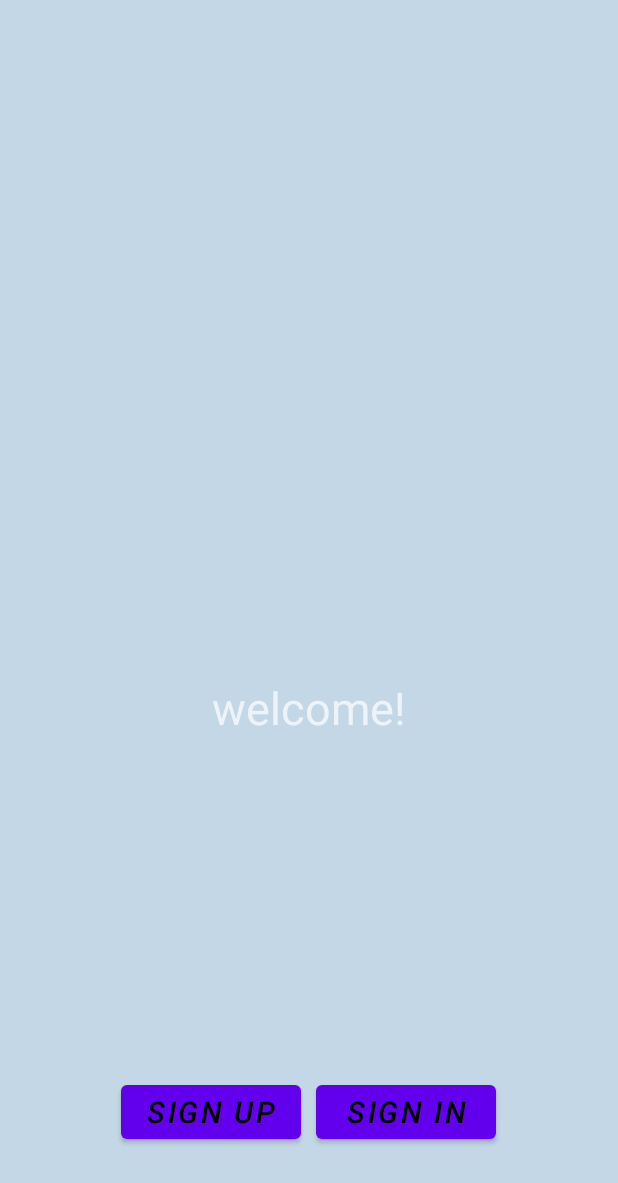
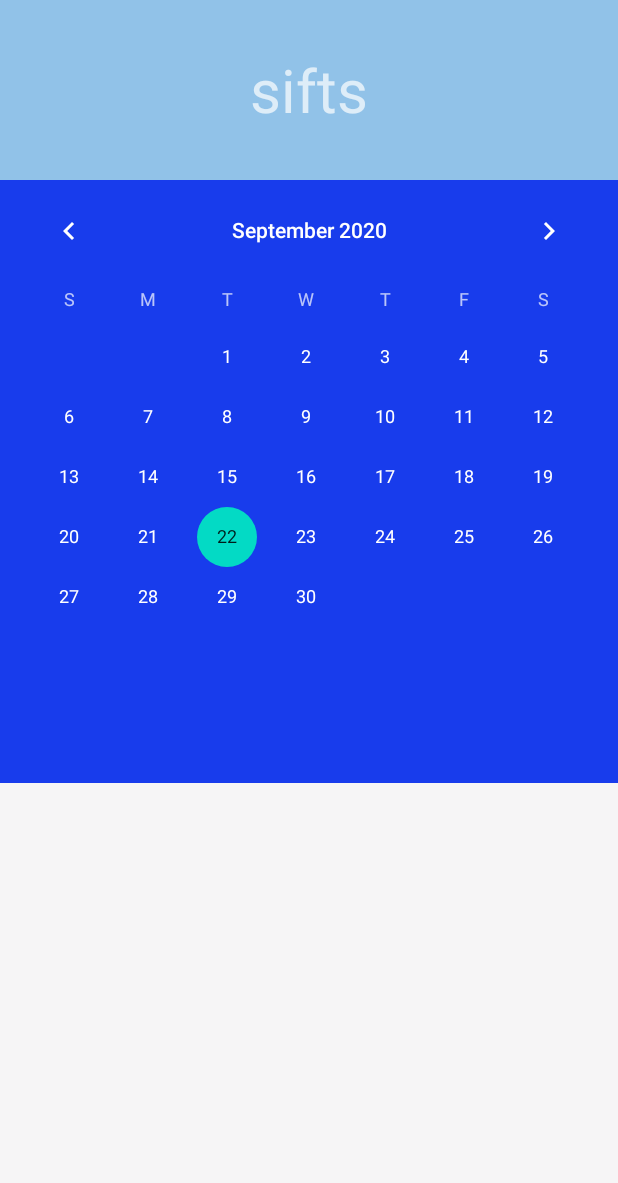
Before and after one commit to nadav1996700/shiftData, an Android app: the screen it shows after launch (Activity_Entrance before the commit, Activity_Shifts after it), on a phone screen of 412 x 824 dp. Shown: the top 1183 px of the screen. Run offline under Robolectric (Android 15) with nearby library versions, the light colour scheme and no system bars; our stand-ins replace Firebase (no records; nobody signed in at launch, a user with empty details on screens opened directly).

Commit message:
work on fragments

```diff
--- a/app/build.gradle
+++ b/app/build.gradle
@@ -27,6 +27,7 @@ dependencies {
     implementation fileTree(dir: "libs", include: ["*.jar"])
     implementation 'androidx.appcompat:appcompat:1.2.0'
     implementation 'androidx.constraintlayout:constraintlayout:2.0.1'
+    implementation 'androidx.legacy:legacy-support-v4:1.0.0'
     testImplementation 'junit:junit:4.12'
     androidTestImplementation 'androidx.test.ext:junit:1.1.2'
     androidTestImplementation 'androidx.test.espresso:espresso-core:3.3.0'
--- a/app/src/main/java/src/Activities/Activity_Entrance.java
+++ b/app/src/main/java/src/Activities/Activity_Entrance.java
@@ -9,6 +9,7 @@ import androidx.appcompat.app.AppCompatActivity;
 
 import com.example.src.R;
 
+import src.Utils.My_Firebase;
 import src.Utils.My_images;
 
 public class Activity_Entrance extends AppCompatActivity {
--- a/app/src/main/java/src/Activities/Activity_Shifts.java
+++ b/app/src/main/java/src/Activities/Activity_Shifts.java
@@ -1,23 +1,44 @@
 package src.Activities;
 
+import android.os.Bundle;
+
 import androidx.appcompat.app.AppCompatActivity;
-
-import android.content.Intent;
-import android.os.Bundle;
-import android.widget.TextView;
+import androidx.fragment.app.Fragment;
+import androidx.fragment.app.FragmentTransaction;
 
 import com.example.src.R;
 
-public class Activity_Shifts extends AppCompatActivity {
+import src.fragments.CallBack_ShiftActivity;
+import src.fragments.Fragment_calender;
+import src.fragments.Fragment_shifts;
 
-    public static final String EXTRA_ID = "EXTRA_ID";
+public class Activity_Shifts extends AppCompatActivity implements CallBack_ShiftActivity {
+
+    private Fragment_shifts fragment_shifts;
+    private Fragment_calender fragment_calender;
 
     @Override
     protected void onCreate(Bundle savedInstanceState) {
         super.onCreate(savedInstanceState);
         setContentView(R.layout.activity_shifts);
 
-        Intent intent = getIntent();
-        String id = intent.getStringExtra(EXTRA_ID);
+        fragment_calender = Fragment_calender.newInstance();
+        fragment_calender.setCallBack_shiftActivity(this);
+        fragment_shifts = Fragment_shifts.newInstance();
+        initFragments(fragment_calender, R.id.shifts_LAY_calender);
+        initFragments(fragment_shifts, R.id.shifts_LAY_list);
+
+    }
+
+
+    private void initFragments(Fragment fragment, int layout) {
+        FragmentTransaction transaction = getSupportFragmentManager().beginTransaction();
+        transaction.replace(layout, fragment);
+        transaction.commit();
+    }
+
+    @Override
+    public void setDate(String date) {
+        fragment_shifts.setDate(date);
     }
 }
--- a/app/src/main/java/src/Activities/Activity_SignIn.java
+++ b/app/src/main/java/src/Activities/Activity_SignIn.java
@@ -8,7 +8,6 @@ import android.widget.ArrayAdapter;
 import android.widget.AutoCompleteTextView;
 import android.widget.Button;
 import android.widget.EditText;
-import android.widget.Spinner;
 import android.widget.TextView;
 
 import androidx.annotation.NonNull;
@@ -21,7 +20,6 @@ import com.google.firebase.database.ValueEventListener;
 
 import java.util.ArrayList;
 
-import src.Classes.Company;
 import src.Classes.Worker;
 import src.Utils.My_Firebase;
 import src.Utils.My_images;
@@ -168,8 +166,8 @@ public class Activity_SignIn extends AppCompatActivity {
 
     /* sign in as worker */
     private void userIsWorker(String id) {
+        My_Firebase.getInstance().setWorker_id(id);
         Intent intent = new Intent(Activity_SignIn.this, Activity_Shifts.class);
-        intent.putExtra(Activity_Shifts.EXTRA_ID, id);
         startActivity(intent);
     }
 
--- a/app/src/main/java/src/Classes/Shift.java
+++ b/app/src/main/java/src/Classes/Shift.java
@@ -8,12 +8,10 @@ public class Shift {
     private ArrayList<Worker> evening_shift;
     private ArrayList<Worker> night_shift;
 
+    public Shift() {}
+
     public Shift(String date) {
         this.date = date;
-    }
-
-    public Shift() {
-
     }
 
     public String getDate() {
--- /dev/null
+++ b/app/src/main/java/src/fragments/CallBack_ShiftActivity.java
@@ -0,0 +1,5 @@
+package src.fragments;
+
+public interface CallBack_ShiftActivity {
+    void setDate(String date);
+}
--- /dev/null
+++ b/app/src/main/java/src/fragments/Fragment_calender.java
@@ -0,0 +1,62 @@
+package src.fragments;
+
+import android.os.Bundle;
+import android.view.LayoutInflater;
+import android.view.View;
+import android.view.ViewGroup;
+import android.widget.CalendarView;
+
+import androidx.annotation.NonNull;
+import androidx.fragment.app.Fragment;
+
+import com.example.src.R;
+
+public class Fragment_calender extends Fragment implements CallBack_ShiftActivity {
+    protected View view;
+    private CalendarView calendarView;
+    private CallBack_ShiftActivity callBack_shiftActivity;
+
+    public Fragment_calender() {}
+
+    public static Fragment_calender newInstance() {
+        Fragment_calender fragment = new Fragment_calender();
+        return fragment;
+    }
+
+    @Override
+    public void onCreate(Bundle savedInstanceState) {
+        super.onCreate(savedInstanceState);
+    }
+
+    @Override
+    public View onCreateView(LayoutInflater inflater, ViewGroup container,
+                             Bundle savedInstanceState) {
+        if(view == null)
+            view = inflater.inflate(R.layout.fragment_calender, container, false);
+
+        calendarView = view.findViewById(R.id.calender_CAL_calender);
+        setListener();
+        return view;
+    }
+
+    public void setCallBack_shiftActivity(CallBack_ShiftActivity callBack_shiftActivity) {
+        this.callBack_shiftActivity = callBack_shiftActivity;
+    }
+
+    private void setListener() {
+        calendarView.setOnDateChangeListener(new CalendarView.OnDateChangeListener() {
+            @Override
+            public void onSelectedDayChange(@NonNull CalendarView calendarView, int year, int month, int day) {
+                String date = day + "/" + (month + 1) + "/" + year;
+                if(callBack_shiftActivity != null) {
+                    callBack_shiftActivity.setDate(date);
+                }
+            }
+        });
+    }
+
+    @Override
+    public void setDate(String date) {
+        this.setDate(date);
+    }
+}
--- /dev/null
+++ b/app/src/main/java/src/fragments/Fragment_shifts.java
@@ -0,0 +1,49 @@
+package src.fragments;
+
+import android.os.Bundle;
+
+import androidx.fragment.app.Fragment;
+
+import android.view.LayoutInflater;
+import android.view.View;
+import android.view.ViewGroup;
+import android.widget.TextView;
+
+import com.example.src.R;
+
+public class Fragment_shifts extends Fragment implements CallBack_ShiftActivity {
+    protected View view;
+    private TextView chosen_date;
+
+    public Fragment_shifts() {}
+
+    public static Fragment_shifts newInstance() {
+        Fragment_shifts fragment = new Fragment_shifts();
+        return fragment;
+    }
+
+    @Override
+    public void onCreate(Bundle savedInstanceState) {
+        super.onCreate(savedInstanceState);
+    }
+
+    @Override
+    public View onCreateView(LayoutInflater inflater, ViewGroup container,
+                             Bundle savedInstanceState) {
+        if(view == null)
+            view = inflater.inflate(R.layout.fragment_shifts, container, false);
+        chosen_date = view.findViewById(R.id.date);
+        return view;
+    }
+
+    @Override
+    public void setDate(String date) {
+        chosen_date.setText(date);
+        //updateData();
+    }
+
+    // change data of shifts list
+    private void updateData() {
+
+    }
+}
--- a/app/src/main/res/layout/activity_shifts.xml
+++ b/app/src/main/res/layout/activity_shifts.xml
@@ -1,18 +1,15 @@
 <?xml version="1.0" encoding="utf-8"?>
-<LinearLayout
-    xmlns:android="http://schemas.android.com/apk/res/android"
+<LinearLayout xmlns:android="http://schemas.android.com/apk/res/android"
     xmlns:tools="http://schemas.android.com/tools"
     android:layout_width="match_parent"
     android:layout_height="match_parent"
-    android:background="@color/colorBackground"
-    android:gravity="center"
     android:orientation="vertical"
     tools:context="src.Activities.Activity_Shifts">
 
     <LinearLayout
         android:layout_width="match_parent"
         android:layout_height="0dp"
-        android:layout_weight="1"
+        android:layout_weight="1.2"
         android:background="@color/colorTopBackground"
         android:gravity="center"
         android:orientation="horizontal">
@@ -25,18 +22,17 @@
 
     </LinearLayout>
 
-    <LinearLayout
+    <FrameLayout
+        android:id="@+id/shifts_LAY_calender"
         android:layout_width="match_parent"
         android:layout_height="0dp"
-        android:layout_weight="3"
-        android:background="@color/colorTopBackground"
-        android:gravity="center"
-        android:orientation="vertical">
+        android:layout_weight="4" />
 
-        <CalendarView
-            android:layout_width="match_parent"
-            android:layout_height="wrap_content"/>
-    </LinearLayout>
+    <FrameLayout
+        android:id="@+id/shifts_LAY_list"
+        android:layout_width="match_parent"
+        android:layout_height="0dp"
+        android:layout_weight="3" />
 
 
 </LinearLayout>
--- /dev/null
+++ b/app/src/main/res/layout/fragment_calender.xml
@@ -0,0 +1,14 @@
+<LinearLayout xmlns:android="http://schemas.android.com/apk/res/android"
+    xmlns:tools="http://schemas.android.com/tools"
+    android:layout_width="match_parent"
+    android:layout_height="match_parent"
+    android:orientation="vertical"
+    android:background="#183CEC"
+    tools:context="src.fragments.Fragment_calender">
+
+    <CalendarView
+        android:id="@+id/calender_CAL_calender"
+        android:layout_width="match_parent"
+        android:layout_height="match_parent" />
+
+</LinearLayout>
--- /dev/null
+++ b/app/src/main/res/layout/fragment_shifts.xml
@@ -0,0 +1,18 @@
+<LinearLayout xmlns:android="http://schemas.android.com/apk/res/android"
+    xmlns:tools="http://schemas.android.com/tools"
+    android:layout_width="match_parent"
+    android:layout_height="match_parent"
+    android:orientation="vertical"
+    android:background="#F6F5F6"
+    tools:context="src.fragments.Fragment_shifts">
+
+    <TextView
+        android:id="@+id/date"
+        android:layout_width="match_parent"
+        android:layout_height="match_parent"
+        android:gravity="center"
+        android:textSize="30sp"
+        android:textColor="#ED1809"
+        android:text="" />
+
+</LinearLayout>
--- a/app/src/main/res/values/strings.xml
+++ b/app/src/main/res/values/strings.xml
@@ -14,4 +14,6 @@
     <string name="error_message">wrong username or password</string>
     <string name="select_Business">select Business!</string>
     <string name="shifts">sifts</string>
+    <!-- TODO: Remove or change this placeholder text -->
+    <string name="hello_blank_fragment">Hello blank fragment</string>
 </resources>
```
Also changed, not shown: app/src/main/AndroidManifest.xml (+14 -6 lines), app/src/main/java/src/Utils/My_Firebase.java (+9 -0 lines).
